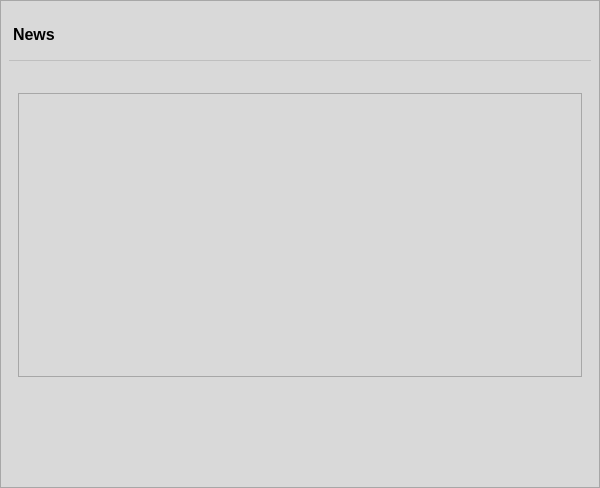
pamugk/nebulae-qt, file pages/storepage.ui: the form before one commit.
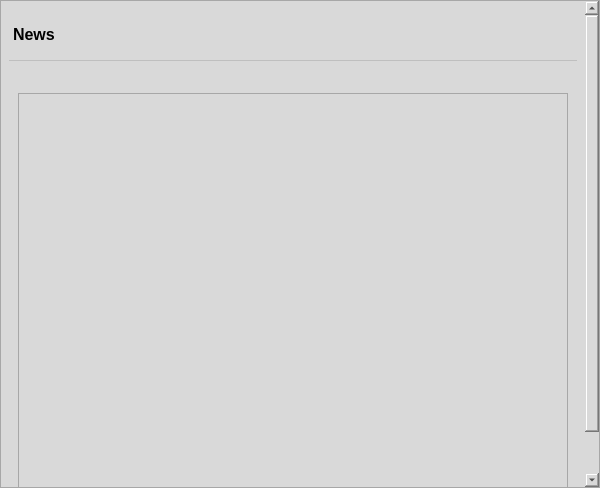
The form after the commit. The open tabs and pages were chosen to show the change.

Diff of the .ui file:
```diff
--- a/pages/storepage.ui
+++ b/pages/storepage.ui
@@ -51,8 +51,8 @@
        <rect>
         <x>0</x>
         <y>0</y>
-        <width>600</width>
-        <height>488</height>
+        <width>579</width>
+        <height>568</height>
        </rect>
       </property>
       <layout class="QVBoxLayout" name="pageScrollAreaContentsLayout">
@@ -92,24 +92,6 @@
        </item>
        <item>
         <widget class="QStackedWidget" name="newsStackedWidget">
-         <property name="sizePolicy">
-          <sizepolicy hsizetype="Preferred" vsizetype="Fixed">
-           <horstretch>0</horstretch>
-           <verstretch>0</verstretch>
-          </sizepolicy>
-         </property>
-         <property name="minimumSize">
-          <size>
-           <width>0</width>
-           <height>284</height>
-          </size>
-         </property>
-         <property name="maximumSize">
-          <size>
-           <width>16777215</width>
-           <height>284</height>
-          </size>
-         </property>
          <widget class="QWidget" name="newsLoadingPage">
           <layout class="QVBoxLayout" name="verticalLayout">
            <item>
@@ -135,11 +117,17 @@
            <item>
             <widget class="QScrollArea" name="newsScrollArea">
              <property name="sizePolicy">
-              <sizepolicy hsizetype="Expanding" vsizetype="Expanding">
+              <sizepolicy hsizetype="Expanding" vsizetype="Fixed">
                <horstretch>0</horstretch>
                <verstretch>0</verstretch>
               </sizepolicy>
              </property>
+             <property name="minimumSize">
+              <size>
+               <width>0</width>
+               <height>425</height>
+              </size>
+             </property>
              <property name="verticalScrollBarPolicy">
               <enum>Qt::ScrollBarPolicy::ScrollBarAlwaysOff</enum>
              </property>
@@ -151,13 +139,13 @@
                <rect>
                 <x>0</x>
                 <y>0</y>
-                <width>572</width>
-                <height>284</height>
+                <width>551</width>
+                <height>425</height>
                </rect>
               </property>
               <layout class="QHBoxLayout" name="newsScrollAreaContentsLayout">
                <property name="spacing">
-                <number>0</number>
+                <number>24</number>
                </property>
                <property name="leftMargin">
                 <number>0</number>
```
